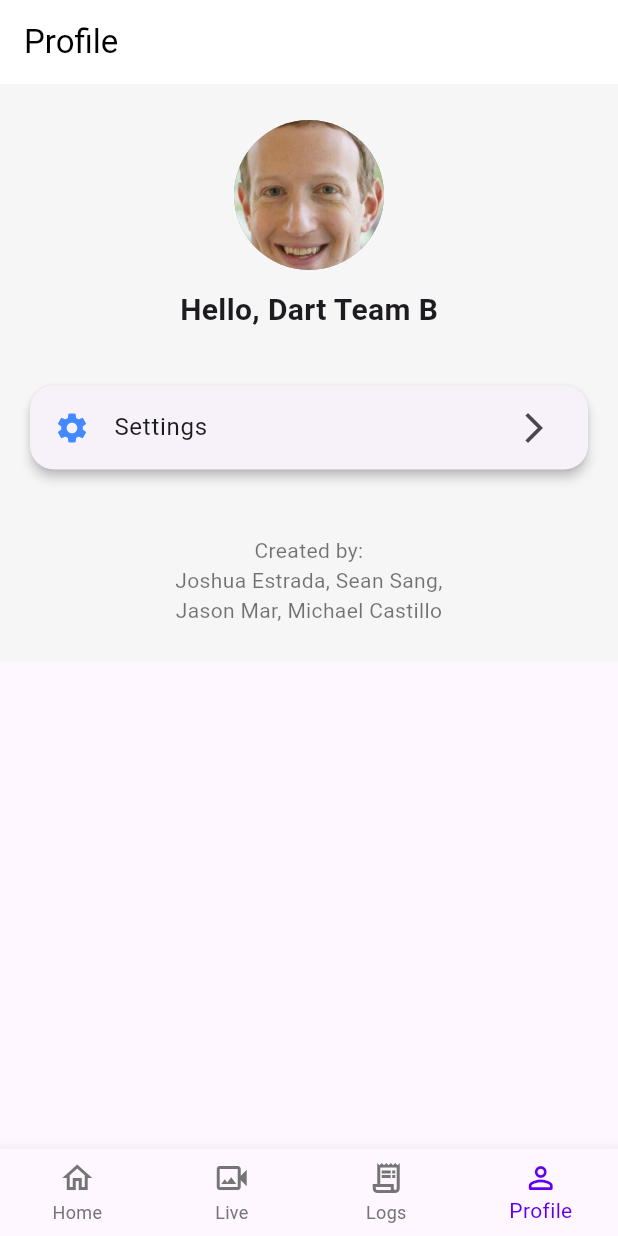
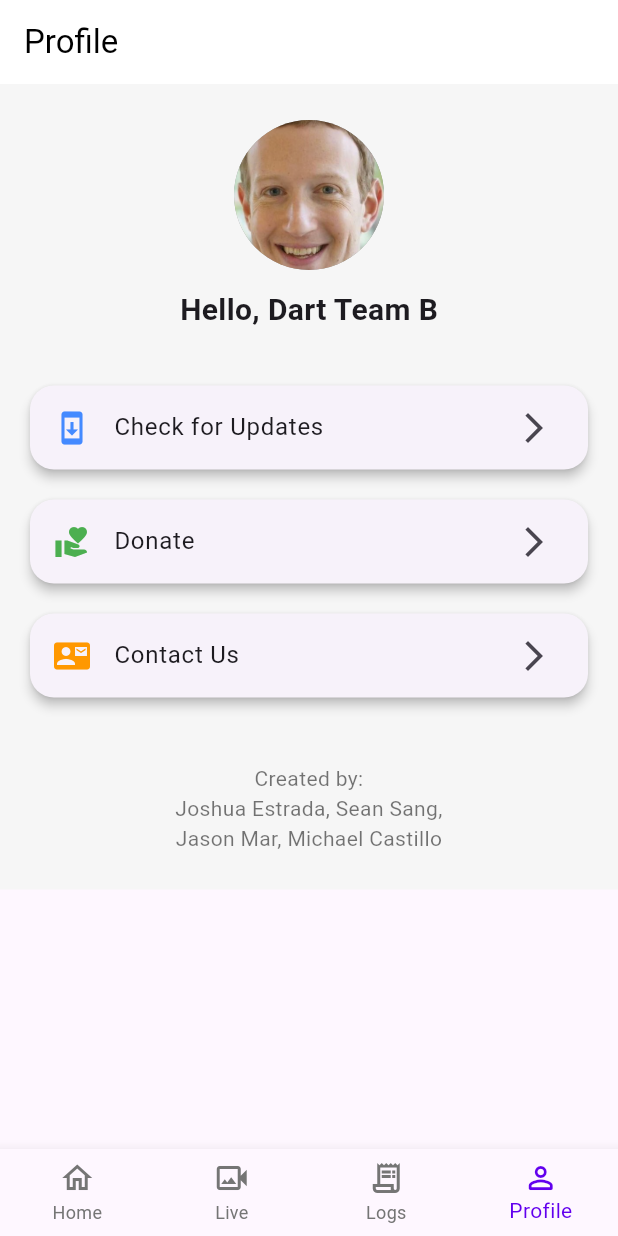
Before and after one commit to MichaelC609/Dart-B-RingApp, a Flutter app: the screen it shows after launch, item 4 of the bottom bar chosen, on a phone screen of 412 x 824 dp. Run offline on Flutter 3.47's test engine with Material 3 defaults, Android fonts, the phone set to English and light mode, and no system bars; our stand-ins replace firebase_core, firebase_messaging, permission_handler; missing offline and left inert: flutter_vlc_player, gallery_saver_plus; accounts and stored records are empty; network calls fail.

Commit message:
ui changes

```diff
--- a/lib/pages/profile.dart
+++ b/lib/pages/profile.dart
@@ -1,9 +1,18 @@
 import 'package:flutter/material.dart';
+import 'package:url_launcher/url_launcher.dart';
 import 'simple_bottom_nav.dart';
 import 'globals.dart' as globals;
 
 class ProfilePage extends StatelessWidget {
   const ProfilePage({super.key});
+
+  // Open external URL in browser
+  void _launchURL(String url) async {
+    final uri = Uri.parse(url);
+    if (!await launchUrl(uri, mode: LaunchMode.externalApplication)) {
+      throw 'Could not launch $url';
+    }
+  }
 
   @override
   Widget build(BuildContext context) {
@@ -33,20 +42,52 @@ class ProfilePage extends StatelessWidget {
                 style: const TextStyle(fontSize: 20, fontWeight: FontWeight.w600),
               ),
               const SizedBox(height: 32),
+
+              // Check for Updates
               Card(
                 shape: RoundedRectangleBorder(
                   borderRadius: BorderRadius.circular(16),
                 ),
-
                 elevation: 3,
                 child: ListTile(
-                  leading: const Icon(Icons.settings, color: Colors.blueAccent),
-                  title: const Text('Settings'),
+                  leading: const Icon(Icons.system_update, color: Colors.blueAccent),
+                  title: const Text('Check for Updates'),
                   trailing: const Icon(Icons.arrow_forward_ios),
-                  onTap: () {},
+                  onTap: () => _launchURL('https://github.com/MichaelC609/Dart-B-RingApp'),
+                ),
+              ),
+              const SizedBox(height: 12),
+
+              // Donate
+              Card(
+                shape: RoundedRectangleBorder(
+                  borderRadius: BorderRadius.circular(16),
+                ),
+                elevation: 3,
+                child: ListTile(
+                  leading: const Icon(Icons.volunteer_activism, color: Colors.green),
+                  title: const Text('Donate'),
+                  trailing: const Icon(Icons.arrow_forward_ios),
+                  onTap: () => _launchURL('https://www.paypal.com/us/home'),
+                ),
+              ),
+              const SizedBox(height: 12),
+
+              // Contact Us
+              Card(
+                shape: RoundedRectangleBorder(
+                  borderRadius: BorderRadius.circular(16),
+                ),
+                elevation: 3,
+                child: ListTile(
+                  leading: const Icon(Icons.contact_mail, color: Colors.orange),
+                  title: const Text('Contact Us'),
+                  trailing: const Icon(Icons.arrow_forward_ios),
+                  onTap: () => _launchURL('https://www.cpp.edu/'),
                 ),
               ),
               const SizedBox(height: 40),
+
               const Text(
                 'Created by:\nJoshua Estrada, Sean Sang,\nJason Mar, Michael Castillo',
                 textAlign: TextAlign.center,
--- a/pubspec.yaml
+++ b/pubspec.yaml
@@ -43,6 +43,7 @@ dependencies:
   path: ^1.8.3
   permission_handler: ^11.3.0
   archive: ^3.4.6
+  url_launcher: ^6.2.5
 
 dev_dependencies:
   flutter_test:
@@ -65,7 +66,6 @@ flutter:
   # included with your application, so that you can use the icons in
   # the material Icons class.
   uses-material-design: true
-
   assets:
     - assets/profile_pic.png
 
```
Also changed, not shown: pubspec.lock, 5 other files.
